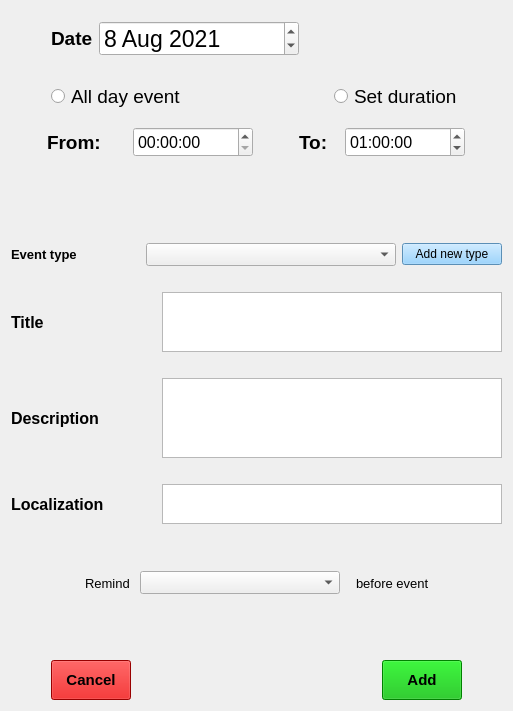
Old version of the form GUI/Autogenerated/AGNewEventW.ui in the repository Klaudia-24/Harmonogram.
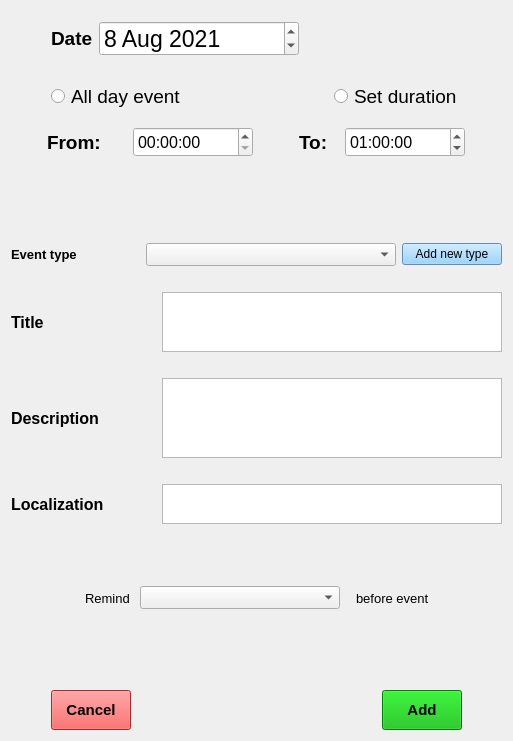
New version of the form.

Commit message: Changed colors for buttons.

```diff
--- a/GUI/Autogenerated/AGNewEventW.ui
+++ b/GUI/Autogenerated/AGNewEventW.ui
@@ -7,7 +7,7 @@
     <x>0</x>
     <y>0</y>
     <width>513</width>
-    <height>711</height>
+    <height>741</height>
    </rect>
   </property>
   <property name="windowTitle">
@@ -790,7 +790,7 @@
           </font>
          </property>
          <property name="styleSheet">
-          <string notr="true">background-color: rgb(213, 0, 0);</string>
+          <string notr="true">background-color: rgb(255, 51, 51);</string>
          </property>
          <property name="text">
           <string>Cancel</string>
@@ -826,7 +826,7 @@
           </font>
          </property>
          <property name="styleSheet">
-          <string notr="true">background-color: rgb(0, 181, 0);</string>
+          <string notr="true">background-color: rgb(0, 179, 0);</string>
          </property>
          <property name="text">
           <string>Add</string>
```
The commit also changes 2 other files.
